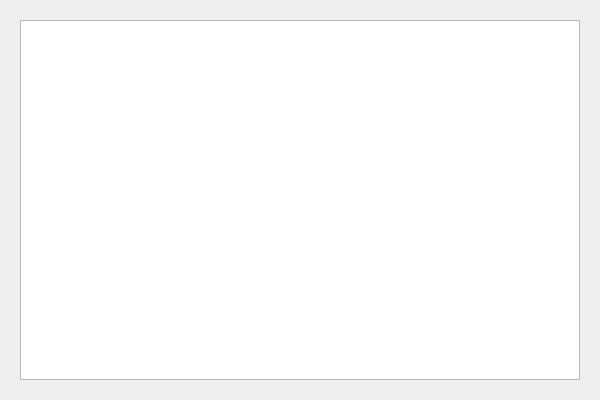
Before: the Qt Designer form src/GUI/UI/Info.ui in IsinZ/electronic-guide, drawn with Qt 5.
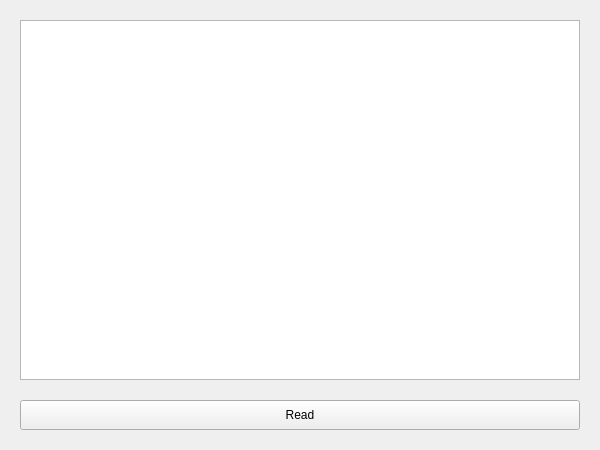
After: the same form once the commit is applied.

The edit to the form file:
```diff
--- a/src/GUI/UI/Info.ui
+++ b/src/GUI/UI/Info.ui
@@ -7,7 +7,7 @@
     <x>0</x>
     <y>0</y>
     <width>600</width>
-    <height>400</height>
+    <height>450</height>
    </rect>
   </property>
   <property name="windowTitle">
@@ -24,6 +24,19 @@
      </rect>
     </property>
    </widget>
+   <widget class="QPushButton" name="readBtn">
+    <property name="geometry">
+     <rect>
+      <x>20</x>
+      <y>400</y>
+      <width>560</width>
+      <height>30</height>
+     </rect>
+    </property>
+    <property name="text">
+     <string>Read</string>
+    </property>
+   </widget>
   </widget>
  </widget>
  <resources/>
```
